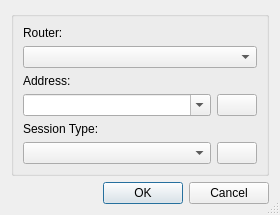
Before: the Qt Designer form source/client/ui/client_dialog.ui in dchapyshev/aspia, drawn with Qt 5.
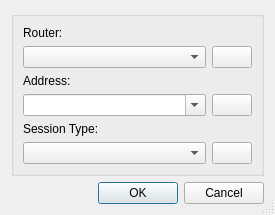
After: the same form once the commit is applied. Icons and pictures are not drawn.

Commit message: Implemented the ability to add routers in the client.

The edit to the form file:
```diff
--- a/source/client/ui/client_dialog.ui
+++ b/source/client/ui/client_dialog.ui
@@ -6,8 +6,8 @@
    <rect>
     <x>0</x>
     <y>0</y>
-    <width>280</width>
-    <height>206</height>
+    <width>275</width>
+    <height>208</height>
    </rect>
   </property>
   <property name="sizePolicy">
@@ -22,40 +22,58 @@
   <property name="sizeGripEnabled">
    <bool>true</bool>
   </property>
-  <layout class="QVBoxLayout" name="verticalLayout_2">
+  <layout class="QVBoxLayout" name="verticalLayout">
    <item>
     <widget class="QGroupBox" name="groupBox">
      <property name="title">
       <string/>
      </property>
-     <layout class="QVBoxLayout" name="verticalLayout">
-      <item>
+     <layout class="QGridLayout" name="gridLayout">
+      <item row="0" column="0">
        <widget class="QLabel" name="label_router">
         <property name="text">
          <string>Router:</string>
         </property>
        </widget>
       </item>
-      <item>
+      <item row="1" column="0">
        <widget class="QComboBox" name="combo_router"/>
       </item>
-      <item>
-       <layout class="QGridLayout" name="gridLayout">
-        <item row="0" column="0">
+      <item row="1" column="1">
+       <widget class="QPushButton" name="button_routers">
+        <property name="sizePolicy">
+         <sizepolicy hsizetype="Fixed" vsizetype="Fixed">
+          <horstretch>0</horstretch>
+          <verstretch>0</verstretch>
+         </sizepolicy>
+        </property>
+        <property name="text">
+         <string/>
+        </property>
+        <property name="icon">
+         <iconset resource="../resources/client.qrc">
+          <normaloff>:/img/servers.png</normaloff>:/img/servers.png</iconset>
+        </property>
+        <property name="autoDefault">
+         <bool>false</bool>
+        </property>
+       </widget>
+      </item>
+      <item row="2" column="0">
          <widget class="QLabel" name="label_address">
           <property name="text">
            <string>Address:</string>
           </property>
          </widget>
         </item>
-        <item row="1" column="0">
+      <item row="3" column="0">
          <widget class="QComboBox" name="combo_address">
           <property name="editable">
            <bool>true</bool>
           </property>
          </widget>
         </item>
-        <item row="1" column="1">
+      <item row="3" column="1">
          <widget class="QPushButton" name="button_clear">
           <property name="sizePolicy">
            <sizepolicy hsizetype="Fixed" vsizetype="Fixed">
@@ -75,17 +93,17 @@
           </property>
          </widget>
         </item>
-        <item row="2" column="0">
+      <item row="4" column="0">
          <widget class="QLabel" name="label_session_type">
           <property name="text">
            <string>Session Type:</string>
           </property>
          </widget>
         </item>
-        <item row="3" column="0">
+      <item row="5" column="0">
          <widget class="QComboBox" name="combo_session_type"/>
         </item>
-        <item row="3" column="1">
+      <item row="5" column="1">
          <widget class="QPushButton" name="button_session_config">
           <property name="sizePolicy">
            <sizepolicy hsizetype="Fixed" vsizetype="Fixed">
@@ -104,8 +122,6 @@
            <bool>false</bool>
           </property>
          </widget>
-        </item>
-       </layout>
       </item>
      </layout>
     </widget>
```
Lines whose indentation alone changed are shown as unchanged. The commit also changes 45 other files.
